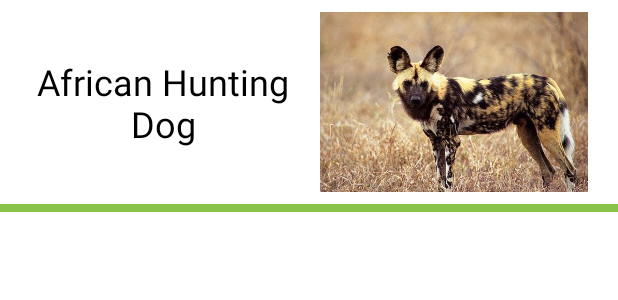
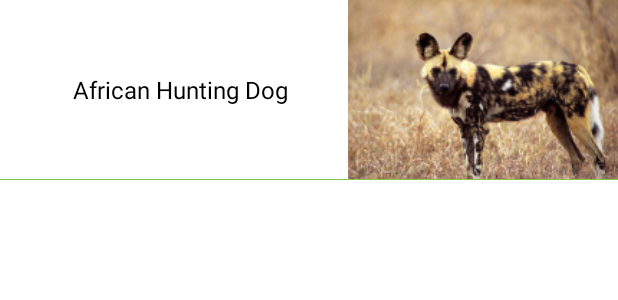
Before and after one commit to e-kleban/Dog-Dairy, an Android app: the layout item_breed.xml on its own in the app's theme, with its tools: preview values and no code run, on a phone screen of 412 x 824 dp. Shown: the top 300 px of the screen. Run offline under Robolectric (Android 15) with nearby library versions, the phone set to English and light mode, and no system bars.

Commit message:
create chooseBreed

```diff
--- a/app/src/main/java/by/kleban/dogdairy/ShowBreedsViewModel.kt
+++ b/app/src/main/java/by/kleban/dogdairy/ShowBreedsViewModel.kt
@@ -1,5 +1,6 @@
 package by.kleban.dogdairy
 
+import android.util.Log
 import androidx.lifecycle.LiveData
 import androidx.lifecycle.MutableLiveData
 import androidx.lifecycle.ViewModel
@@ -23,7 +24,7 @@ class ShowBreedsViewModel : ViewModel() {
             try {
                 _breedListLiveData.postValue(repository.loadBreeds())
             } catch (e: Exception) {
-
+                Log.e("tag", e.message.toString())
             }
         }
     }
--- a/app/src/main/java/by/kleban/dogdairy/networking/dogbreed/DogBreedServiceProvider.kt
+++ b/app/src/main/java/by/kleban/dogdairy/networking/dogbreed/DogBreedServiceProvider.kt
@@ -10,7 +10,7 @@ import retrofit2.converter.gson.GsonConverterFactory
 
 object DogBreedServiceProvider {
 
-    fun provideDogBreedService(): DogBreedService {
+    fun provideDogBreedService(): IDogBreedService {
 
         val interceptor = HttpLoggingInterceptor().apply {
             if (BuildConfig.DEBUG) {
@@ -29,6 +29,6 @@ object DogBreedServiceProvider {
             .client(client)
             .build()
 
-        return retrofit.create(DogBreedService::class.java)
+        return retrofit.create(IDogBreedService::class.java)
     }
 }
--- a/app/src/main/java/by/kleban/dogdairy/networking/dogbreed/DogBreedService.kt
+++ b/app/src/main/java/by/kleban/dogdairy/networking/dogbreed/IDogBreedService.kt
@@ -6,7 +6,7 @@ import retrofit2.http.GET
 import retrofit2.http.Headers
 
 
-interface DogBreedService {
+interface IDogBreedService {
     @Headers("x-api-key:af2830b3-30aa-4d8b-bc8d-9f3cde8e691c")
     @GET("v1/breeds")
     suspend fun loadBreeds(): Response<List<DogBreedResponse>>
--- a/app/src/main/res/layout/item_breed.xml
+++ b/app/src/main/res/layout/item_breed.xml
@@ -3,36 +3,32 @@
     xmlns:app="http://schemas.android.com/apk/res-auto"
     xmlns:tools="http://schemas.android.com/tools"
     android:layout_width="match_parent"
-    android:layout_height="wrap_content">
+    android:layout_height="120dp">
 
     <TextView
         android:id="@+id/item_breed"
         android:layout_width="0dp"
         android:layout_height="wrap_content"
         android:layout_marginVertical="8dp"
+        android:layout_marginStart="16dp"
         android:layout_marginEnd="8dp"
-        android:layout_marginStart="16dp"
         android:gravity="center"
         android:maxLines="3"
         android:textColor="?android:textColorPrimary"
-        android:textSize="24sp"
+        android:textSize="16sp"
         app:layout_constraintBottom_toTopOf="@id/item_line"
         app:layout_constraintEnd_toStartOf="@id/item_image"
-        app:layout_constraintHorizontal_weight="0.5"
         app:layout_constraintStart_toStartOf="parent"
         app:layout_constraintTop_toTopOf="parent"
         tools:text="African Hunting Dog" />
 
     <ImageView
         android:id="@+id/item_image"
-        android:layout_width="0dp"
-        android:layout_height="120dp"
-        android:layout_marginVertical="8dp"
-        android:scaleType="centerInside"
-        android:layout_marginEnd="16dp"
+        android:layout_width="180dp"
+        android:layout_height="0dp"
+        android:scaleType="centerCrop"
         app:layout_constraintBottom_toTopOf="@id/item_line"
         app:layout_constraintEnd_toEndOf="parent"
-        app:layout_constraintHorizontal_weight="0.5"
         app:layout_constraintStart_toEndOf="@id/item_breed"
         app:layout_constraintTop_toTopOf="parent"
         tools:src="@drawable/test_image_breed" />
@@ -40,8 +36,8 @@
     <View
         android:id="@+id/item_line"
         android:layout_width="0dp"
-        android:layout_height="5dp"
-        android:background="?colorPrimarySurface"
+        android:layout_height="0.5dp"
+        android:background="?colorPrimary"
         app:layout_constraintBottom_toBottomOf="parent"
         app:layout_constraintEnd_toEndOf="parent"
         app:layout_constraintStart_toStartOf="parent" />
```
Also changed, not shown: app/src/main/java/by/kleban/dogdairy/RegistrationFragment.kt (+9 -2 lines), app/src/main/java/by/kleban/dogdairy/ShowBreedsFragment.kt (+14 -2 lines), app/src/main/java/by/kleban/dogdairy/adapter/ShowBreedsAdapter.kt (+20 -2 lines), app/src/main/java/by/kleban/dogdairy/repositories/dogbreed/DogBreedRepository.kt (+5 -4 lines), app/src/main/java/by/kleban/dogdairy/repositories/dogbreed/IDogBreedRepository.kt (added, +9 -0 lines), app/src/main/res/navigation/nav_graph.xml (+8 -2 lines), app/src/main/res/drawable-xxxhdpi/error_image.png (renamed from app/src/main/res/drawable/error_image.png), app/src/main/res/drawable-xxxhdpi/test_image_breed.jpeg (renamed from app/src/main/res/drawable/test_image_breed.jpeg).
